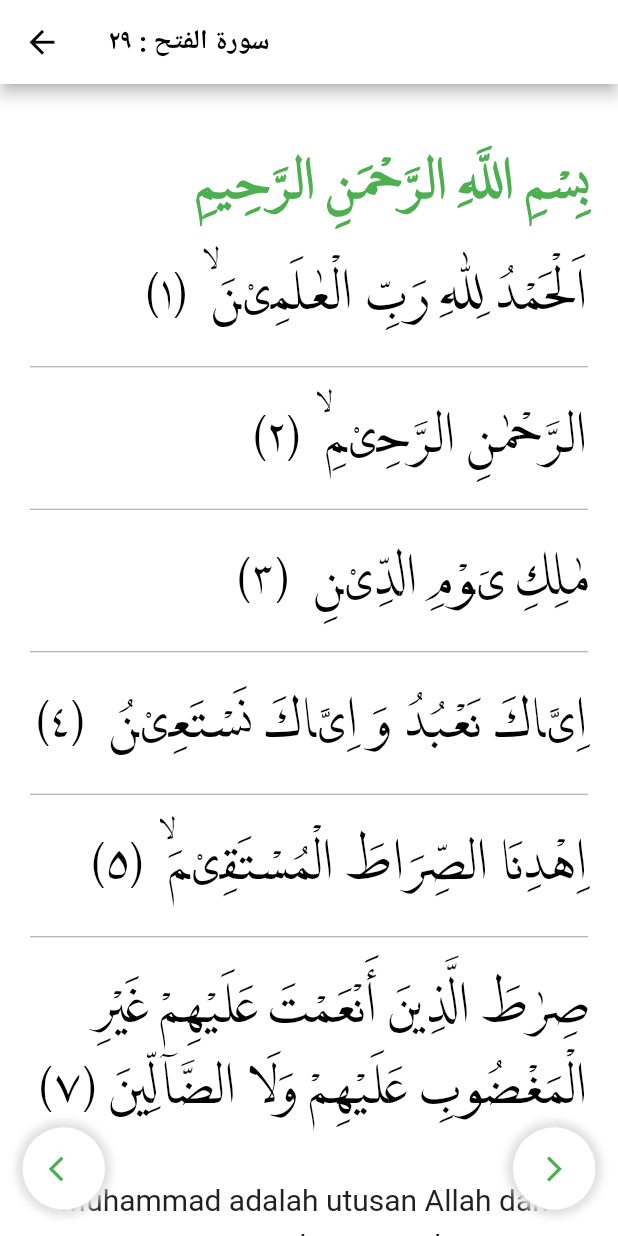
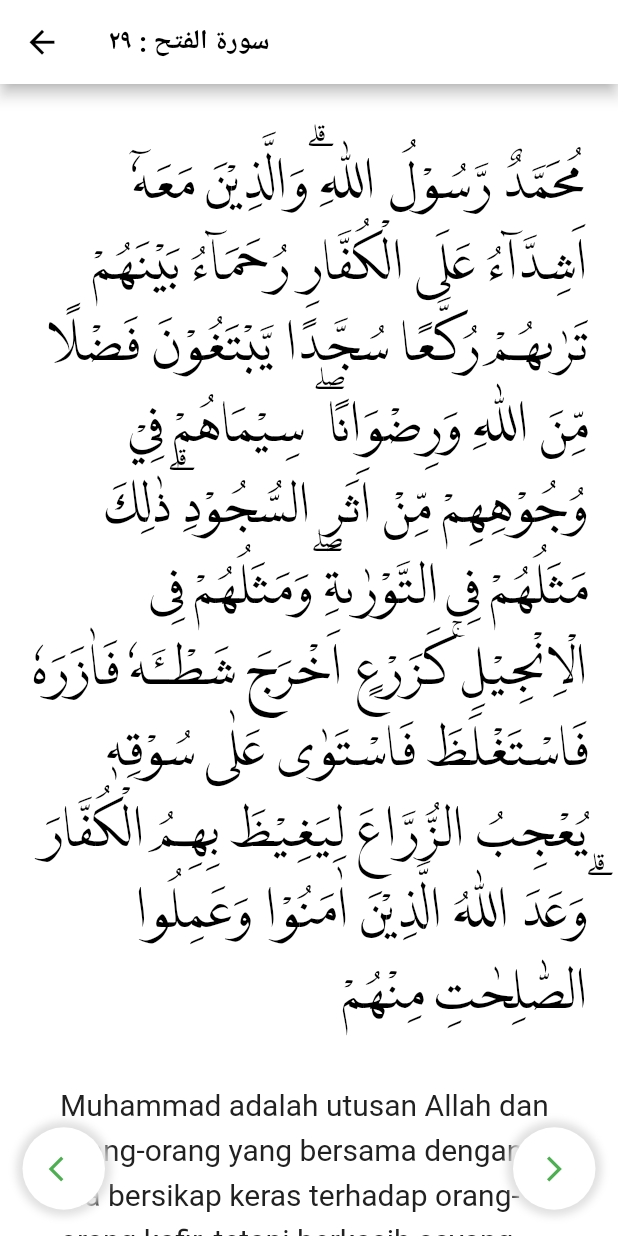
Before and after one commit to alizaenazet/dalil-alnajah, a Flutter app: the Section7 screen opened directly, on a phone screen of 412 x 824 dp. Run offline on Flutter 3.47's test engine with Material 2 defaults, Android fonts, the phone set to English and light mode, and no system bars; our stand-ins replace animated_splash_screen, google_fonts.

Commit message:
surat al fath

```diff
--- a/lib/section7.dart
+++ b/lib/section7.dart
@@ -45,81 +45,7 @@ class _Section7State extends State<Section7> {
               height: 40,
             ),
             Text(
-              'بِسْمِ اللَّهِ الرَّحْمَنِ الرَّحِيمِ',
-              textDirection: TextDirection.rtl,
-              style: TextStyle(
-                color: Colors.green,
-                fontSize: size,
-                fontWeight: FontWeight.bold,
-                fontFamily: LPMQFontFamily,
-              ),
-            ),
-            SizedBox(
-              height: 20,
-            ),
-            Text(
-              'اَلْحَمْدُ لِلّٰهِ رَبِّ الْعٰلَمِیْنَۙ  (۱)',
-              textDirection: TextDirection.rtl,
-              style: largeBlackArabic,
-            ),
-            SizedBox(
-              height: 20,
-            ),
-            Divider(height: 1, color: Colors.grey.shade500),
-            SizedBox(
-              height: 20,
-            ),
-            Text(
-              'الرَّحْمٰنِ الرَّحِیْمِۙ  (۲)',
-              textDirection: TextDirection.rtl,
-              style: largeBlackArabic,
-            ),
-            SizedBox(
-              height: 20,
-            ),
-            Divider(height: 1, color: Colors.grey.shade500),
-            SizedBox(
-              height: 20,
-            ),
-            Text(
-              'مٰلِكِ یَوْمِ الدِّیْنِؕ  (۳)',
-              textDirection: TextDirection.rtl,
-              style: largeBlackArabic,
-            ),
-            SizedBox(
-              height: 20,
-            ),
-            Divider(height: 1, color: Colors.grey.shade500),
-            SizedBox(
-              height: 20,
-            ),
-            Text(
-              'اِیَّاكَ نَعْبُدُ وَ اِیَّاكَ نَسْتَعِیْنُؕ  (۴)',
-              textDirection: TextDirection.rtl,
-              style: largeBlackArabic,
-            ),
-            SizedBox(
-              height: 20,
-            ),
-            Divider(height: 1, color: Colors.grey.shade500),
-            SizedBox(
-              height: 20,
-            ),
-            Text(
-              'اِهْدِنَا الصِّرَاطَ الْمُسْتَقِیْمَۙ  (۵)',
-              textDirection: TextDirection.rtl,
-              style: largeBlackArabic,
-            ),
-            SizedBox(
-              height: 20,
-            ),
-            Divider(height: 1, color: Colors.grey.shade500),
-            SizedBox(
-              height: 20,
-            ),
-            Text(
-              // ' صِرَاطَ الَّذِیْنَ اَنْعَمْتَ عَلَیْهِمْ  غَیْرِ الْمَغْضُوْبِ عَلَیْهِمْ وَ لَا الضَّآلِّیْنَ۠  (۷)',
-              "صِرٰطَ الَّذِينَ أَنْعَمْتَ عَلَيْهِمْ غَيْرِ الْمَغْضُوبِ عَلَيْهِمْ وَلَا الضَّآلِّينَ (۷)",
+              'مُحَمَّدٌ رَّسُوْلُ اللّٰهِ ۗوَالَّذِيْنَ مَعَهٗٓ اَشِدَّاۤءُ عَلَى الْكُفَّارِ رُحَمَاۤءُ بَيْنَهُمْ تَرٰىهُمْ رُكَّعًا سُجَّدًا يَّبْتَغُوْنَ فَضْلًا مِّنَ اللّٰهِ وَرِضْوَانًا ۖ سِيْمَاهُمْ فِيْ وُجُوْهِهِمْ مِّنْ اَثَرِ السُّجُوْدِ ۗذٰلِكَ مَثَلُهُمْ فِى التَّوْرٰىةِ ۖوَمَثَلُهُمْ فِى الْاِنْجِيْلِۚ كَزَرْعٍ اَخْرَجَ شَطْـَٔهٗ فَاٰزَرَهٗ فَاسْتَغْلَظَ فَاسْتَوٰى عَلٰى سُوْقِهٖ يُعْجِبُ الزُّرَّاعَ لِيَغِيْظَ بِهِمُ الْكُفَّارَ ۗوَعَدَ اللّٰهُ الَّذِيْنَ اٰمَنُوْا وَعَمِلُوا الصّٰلِحٰتِ مِنْهُمْ ',
               textDirection: TextDirection.rtl,
               style: largeBlackArabic,
             ),
```
